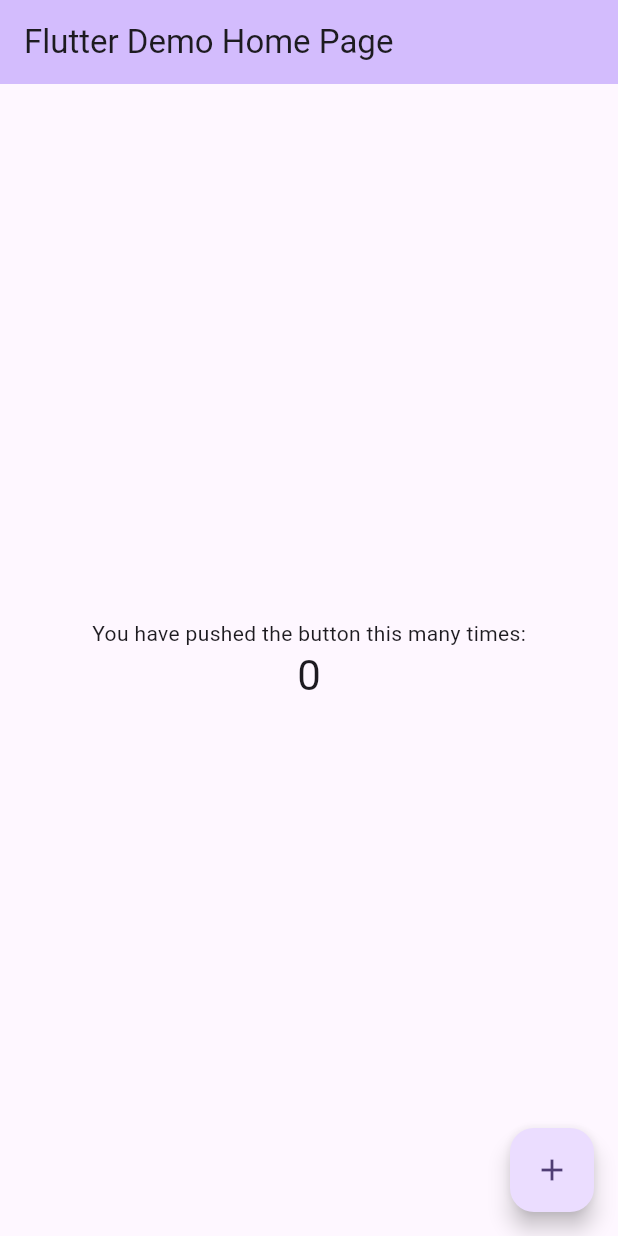
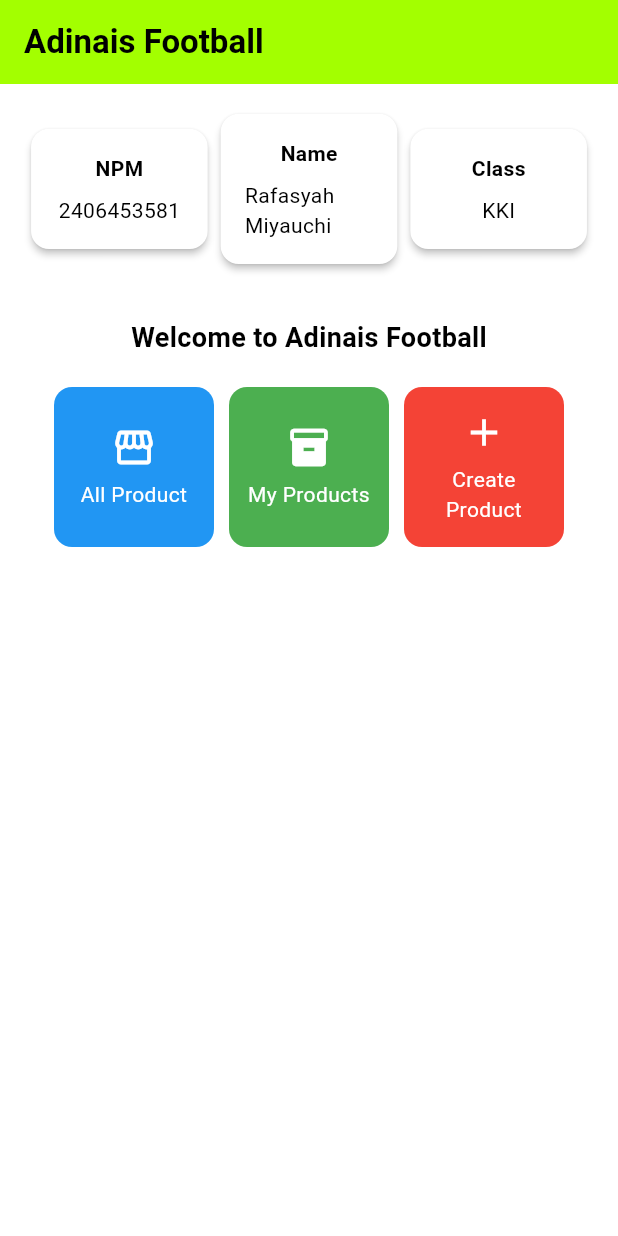
Before and after one commit to RafaMiyauchi/adinais_football_mobile, a Flutter app: the screen it shows after launch, on a phone screen of 412 x 824 dp. Run offline on Flutter 3.47's test engine with Material 3 defaults, Android fonts, the phone set to English and light mode, and no system bars.

Commit message:
Complete Assignment 7

```diff
--- a/lib/main.dart
+++ b/lib/main.dart
@@ -1,4 +1,5 @@
 import 'package:flutter/material.dart';
+import 'package:adinais_football/menu.dart'; // Make sure this matches your project name
 
 void main() {
   runApp(const MyApp());
@@ -7,116 +8,16 @@ void main() {
 class MyApp extends StatelessWidget {
   const MyApp({super.key});
 
-  // This widget is the root of your application.
   @override
   Widget build(BuildContext context) {
     return MaterialApp(
       title: 'Flutter Demo',
       theme: ThemeData(
-        // This is the theme of your application.
-        //
-        // TRY THIS: Try running your application with "flutter run". You'll see
-        // the application has a purple toolbar. Then, without quitting the app,
-        // try changing the seedColor in the colorScheme below to Colors.green
-        // and then invoke "hot reload" (save your changes or press the "hot
-        // reload" button in a Flutter-supported IDE, or press "r" if you used
-        // the command line to start the app).
-        //
-        // Notice that the counter didn't reset back to zero; the application
-        // state is not lost during the reload. To reset the state, use hot
-        // restart instead.
-        //
-        // This works for code too, not just values: Most code changes can be
-        // tested with just a hot reload.
-        colorScheme: ColorScheme.fromSeed(seedColor: Colors.deepPurple),
+        colorScheme: ColorScheme.fromSwatch(primarySwatch: Colors.blue)
+            .copyWith(secondary: Colors.blueAccent[400]),
+        useMaterial3: true,
       ),
-      home: const MyHomePage(title: 'Flutter Demo Home Page'),
+      home: MyHomePage(),
     );
   }
 }
-
-class MyHomePage extends StatefulWidget {
-  const MyHomePage({super.key, required this.title});
-
-  // This widget is the home page of your application. It is stateful, meaning
-  // that it has a State object (defined below) that contains fields that affect
-  // how it looks.
-
-  // This class is the configuration for the state. It holds the values (in this
-  // case the title) provided by the parent (in this case the App widget) and
-  // used by the build method of the State. Fields in a Widget subclass are
-  // always marked "final".
-
-  final String title;
-
-  @override
-  State<MyHomePage> createState() => _MyHomePageState();
-}
-
-class _MyHomePageState extends State<MyHomePage> {
-  int _counter = 0;
-
-  void _incrementCounter() {
-    setState(() {
-      // This call to setState tells the Flutter framework that something has
-      // changed in this State, which causes it to rerun the build method below
-      // so that the display can reflect the updated values. If we changed
-      // _counter without calling setState(), then the build method would not be
-      // called again, and so nothing would appear to happen.
-      _counter++;
-    });
-  }
-
-  @override
-  Widget build(BuildContext context) {
-    // This method is rerun every time setState is called, for instance as done
-    // by the _incrementCounter method above.
-    //
-    // The Flutter framework has been optimized to make rerunning build methods
-    // fast, so that you can just rebuild anything that needs updating rather
-    // than having to individually change instances of widgets.
-    return Scaffold(
-      appBar: AppBar(
-        // TRY THIS: Try changing the color here to a specific color (to
-        // Colors.amber, perhaps?) and trigger a hot reload to see the AppBar
-        // change color while the other colors stay the same.
-        backgroundColor: Theme.of(context).colorScheme.inversePrimary,
-        // Here we take the value from the MyHomePage object that was created by
-        // the App.build method, and use it to set our appbar title.
-        title: Text(widget.title),
-      ),
-      body: Center(
-        // Center is a layout widget. It takes a single child and positions it
-        // in the middle of the parent.
-        child: Column(
-          // Column is also a layout widget. It takes a list of children and
-          // arranges them vertically. By default, it sizes itself to fit its
-          // children horizontally, and tries to be as tall as its parent.
-          //
-          // Column has various properties to control how it sizes itself and
-          // how it positions its children. Here we use mainAxisAlignment to
-          // center the children vertically; the main axis here is the vertical
-          // axis because Columns are vertical (the cross axis would be
-          // horizontal).
-          //
-          // TRY THIS: Invoke "debug painting" (choose the "Toggle Debug Paint"
-          // action in the IDE, or press "p" in the console), to see the
-          // wireframe for each widget.
-          mainAxisAlignment: MainAxisAlignment.center,
-          children: <Widget>[
-            const Text('You have pushed the button this many times:'),
-            Text(
-              '$_counter',
-              style: Theme.of(context).textTheme.headlineMedium,
-            ),
-          ],
-        ),
-      ),
-      floatingActionButton: FloatingActionButton(
-        onPressed: _incrementCounter,
-        tooltip: 'Increment',
-        child: const Icon(Icons.add),
-      ), // This trailing comma makes auto-formatting nicer for build methods.
-    );
-  }
-}
--- /dev/null
+++ b/lib/menu.dart
@@ -0,0 +1,166 @@
+import 'package:flutter/material.dart'; // Import statement required
+
+// This is the new class from Assignment 7, modified from the tutorial
+class ItemHomepage {
+  final String name;
+  final IconData icon;
+  final Color color; // Added for Assignment 7
+
+  ItemHomepage(this.name, this.icon, this.color); // Updated constructor
+}
+
+// This class definition is from the tutorial
+class InfoCard extends StatelessWidget {
+  final String title;
+  final String content;
+
+  const InfoCard({super.key, required this.title, required this.content});
+
+  @override
+  Widget build(BuildContext context) {
+    return Card(
+      elevation: 2.0,
+      child: Container(
+        width: MediaQuery.of(context).size.width / 3.5,
+        padding: const EdgeInsets.all(16.0),
+        child: Column(
+          children: [
+            Text(
+              title,
+              style: const TextStyle(fontWeight: FontWeight.bold),
+            ),
+            const SizedBox(height: 8.0),
+            Text(content),
+          ],
+        ),
+      ),
+    );
+  }
+}
+
+// This class definition is from the tutorial
+class ItemCard extends StatelessWidget {
+  final ItemHomepage item;
+
+  const ItemCard(this.item, {super.key}); // Constructor
+
+  @override
+  Widget build(BuildContext context) {
+    return Material(
+      // The color is now based on the item.color property from Assignment 7
+      color: item.color,
+      borderRadius: BorderRadius.circular(12),
+      child: InkWell(
+        onTap: () {
+          // The SnackBar text is updated for Assignment 7
+          ScaffoldMessenger.of(context)
+            ..hideCurrentSnackBar()
+            ..showSnackBar(SnackBar(
+                content: Text("You have pressed the ${item.name} button")));
+        },
+        child: Container(
+          padding: const EdgeInsets.all(8),
+          child: Center(
+            child: Column(
+              mainAxisAlignment: MainAxisAlignment.center,
+              children: [
+                Icon(
+                  item.icon,
+                  color: Colors.white,
+                  size: 30.0,
+                ),
+                const Padding(padding: EdgeInsets.all(3)),
+                Text(
+                  item.name,
+                  textAlign: TextAlign.center,
+                  style: const TextStyle(color: Colors.white),
+                ),
+              ],
+            ),
+          ),
+        ),
+      ),
+    );
+  }
+}
+
+// This is the main page widget from the tutorial
+class MyHomePage extends StatelessWidget {
+  MyHomePage({super.key});
+
+  // Variables for the InfoCard
+  final String nama = "Rafasyah Miyauchi";
+  final String npm = "2406453581";
+  final String kelas = "KKI";
+
+  // This is the new list of items for Assignment 7
+  final List<ItemHomepage> items = [
+    ItemHomepage("All Product", Icons.storefront, Colors.blue),
+    ItemHomepage("My Products", Icons.inventory, Colors.green),
+    ItemHomepage("Create Product", Icons.add, Colors.red),
+  ];
+
+  @override
+  Widget build(BuildContext context) {
+    return Scaffold(
+      appBar: AppBar(
+        title: const Text(
+          'Adinais Football',
+          style: TextStyle(
+            color: Colors.black,
+            fontWeight: FontWeight.bold,
+          ),
+        ),
+       backgroundColor: const Color.fromARGB(255, 163, 255, 0),
+      ),
+      body: Padding(
+        padding: const EdgeInsets.all(16.0),
+        child: Column(
+          crossAxisAlignment: CrossAxisAlignment.center,
+          children: [
+            // Row for the InfoCards
+            Row(
+              mainAxisAlignment: MainAxisAlignment.spaceEvenly,
+              children: [
+                InfoCard(title: 'NPM', content: npm),
+                InfoCard(title: 'Name', content: nama),
+                InfoCard(title: 'Class', content: kelas),
+              ],
+            ),
+            const SizedBox(height: 16.0),
+            // Center for the rest of the content
+            Center(
+              child: Column(
+                children: [
+                  const Padding(
+                    padding: EdgeInsets.only(top: 16.0),
+                    child: Text(
+                      'Welcome to Adinais Football', // Updated welcome text
+                      style: TextStyle(
+                        fontWeight: FontWeight.bold,
+                        fontSize: 18.0,
+                      ),
+                    ),
+                  ),
+                  // GridView for the ItemCards
+                  GridView.count(
+                    primary: true,
+                    padding: const EdgeInsets.all(20),
+                    crossAxisSpacing: 10,
+                    mainAxisSpacing: 10,
+                    crossAxisCount: 3,
+                    shrinkWrap: true,
+                    children: items.map((ItemHomepage item) {
+                      // Creates an ItemCard for each item in the list
+                      return ItemCard(item);
+                    }).toList(),
+                  ),
+                ],
+              ),
+            ),
+          ],
+        ),
+      ),
+    );
+  }
+}
```
Also changed, not shown: 3 other files.
